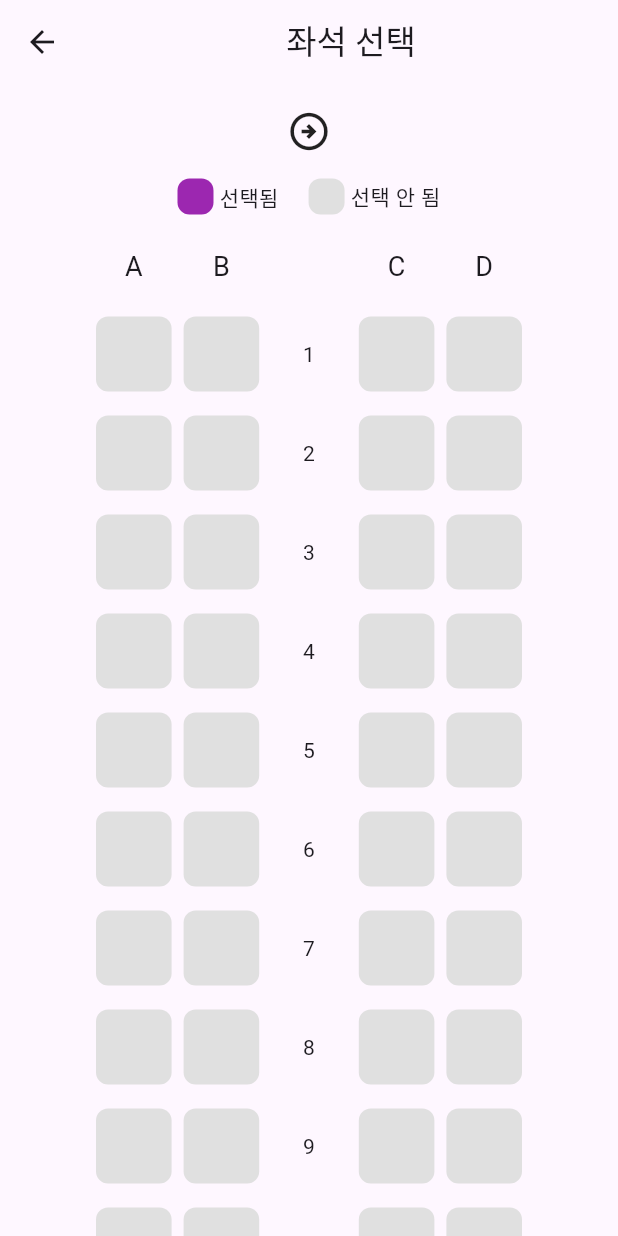
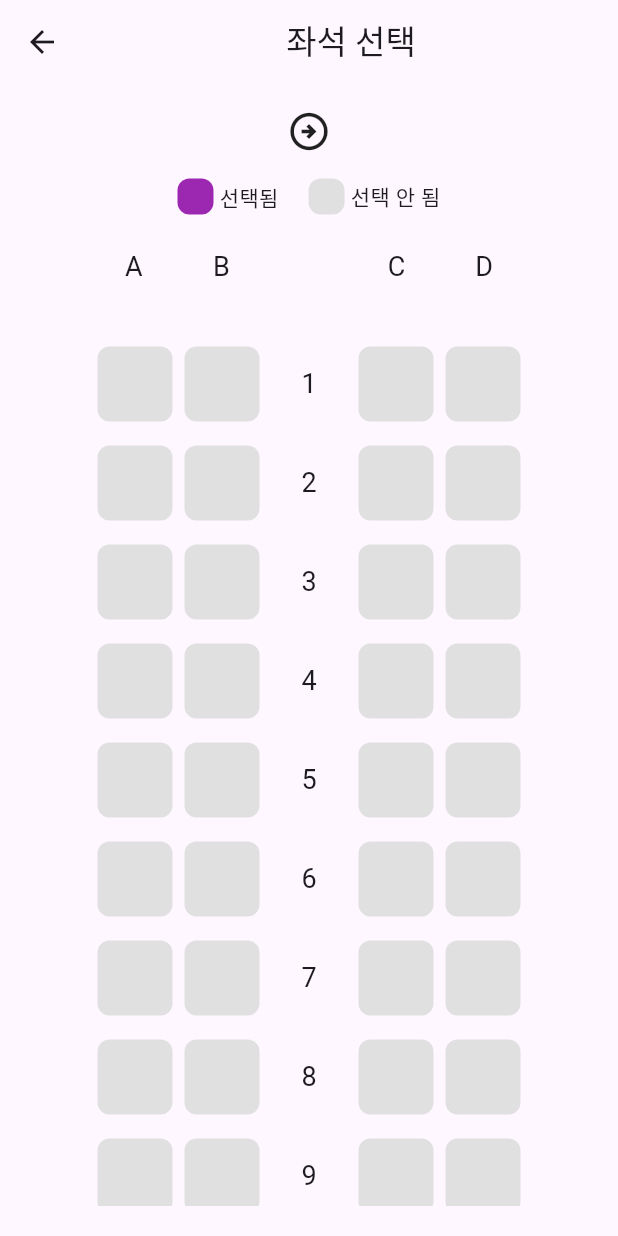
Before and after one commit to Anne9602/flutter_train_app, a Flutter app: the screen it shows after launch, after a tap on "좌석 선택", on a phone screen of 412 x 824 dp. Run offline on Flutter 3.47's test engine with Material 3 defaults, Android fonts, the phone set to English and light mode, and no system bars.

Commit message:
좌석그리기_listview

```diff
--- a/lib/pages/seat_page/seat_page.dart
+++ b/lib/pages/seat_page/seat_page.dart
@@ -24,7 +24,6 @@ class _SeatPageState extends State<SeatPage> {
       appBar: AppBar(title: Center(child: Text('좌석 선택'))),
       body: Padding(
         padding: const EdgeInsets.symmetric(horizontal: 60),
-        child: SingleChildScrollView(
         child: Column(
           children: [
             SizedBox(height: 10),
@@ -45,10 +44,18 @@ class _SeatPageState extends State<SeatPage> {
               ],
             ),
 
+            Expanded(
+              child: Padding(
+                padding: const EdgeInsets.symmetric(vertical: 20),
+                child: ListView(
+                  children: [
                     //좌석 선택
-              col(),
+                    for (int i = 0; i < 20; i++) row(i + 1),
                   ],
                 ),
+              ),
+            ),
+          ],
         ),
       ),
     );
@@ -94,7 +101,6 @@ class _SeatPageState extends State<SeatPage> {
               height: 24,
               width: 24,
               decoration: BoxDecoration(
-                //클릭한 row,col의 도형 색칠하기
                 color: Colors.grey[300],
                 borderRadius: BorderRadius.circular(8),
               ),
@@ -107,14 +113,10 @@ class _SeatPageState extends State<SeatPage> {
     );
   }
 
-  //열 넘버 부여
-  Column col() {
-    return Column(children: [for (int i = 0; i < 20; i++) row(i + 1)]);
-  }
-
   //행 넘버 부여
   Row row(int row) {
     return Row(
+      mainAxisAlignment: MainAxisAlignment.center,
       children: [
         seat(row, 'A'),
         seat(row, 'B'),
@@ -126,22 +128,20 @@ class _SeatPageState extends State<SeatPage> {
   }
 
   //좌석 넘버 부여
-  Expanded number(String num) {
-    return Expanded(
-      child: AspectRatio(
-        aspectRatio: 1,
-        child: Padding(
+  Widget number(String num) {
+    return Padding(
       padding: const EdgeInsets.symmetric(vertical: 8, horizontal: 4),
-          child: Container(child: Center(child: Text(num))),
-        ),
+      child: Container(
+        height: 50,
+        width: 50,
+        child: Center(child: Text(num, style: TextStyle(fontSize: 18))),
       ),
     );
   }
 
   //좌석 그리기
-  Expanded seat(int row, String col) {
-    return Expanded(
-      child: Padding(
+  Widget seat(int row, String col) {
+    return Padding(
       padding: const EdgeInsets.symmetric(vertical: 8, horizontal: 4),
       child: GestureDetector(
         onTap: () {
@@ -160,7 +160,6 @@ class _SeatPageState extends State<SeatPage> {
                     ? Colors.purple
                     : Colors.grey[300],
             borderRadius: BorderRadius.circular(8),
-            ),
           ),
         ),
       ),
```
Lines whose indentation alone changed are shown as unchanged.
